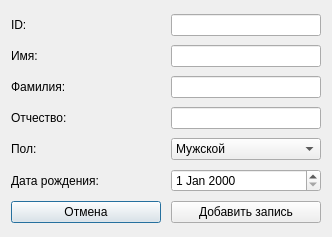
First picture: the form in forms/newtouristentrydialog.ui, repository k0tvtapke/QtProject, before the edit.
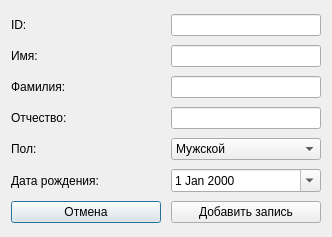
Second picture: the form after the edit.

What changed in the file:
```diff
--- a/forms/newtouristentrydialog.ui
+++ b/forms/newtouristentrydialog.ui
@@ -227,6 +227,9 @@
          <height>0</height>
         </size>
        </property>
+       <property name="calendarPopup">
+        <bool>true</bool>
+       </property>
       </widget>
      </item>
     </layout>
```
